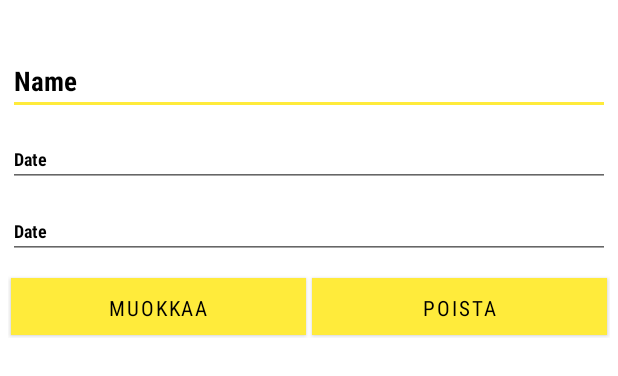
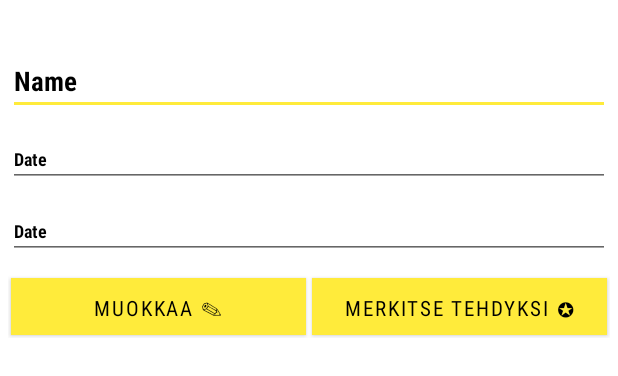
Before and after one commit to Pyrdee/your_Week, an Android app: the layout task_item_list.xml on its own in the app's theme, with its tools: preview values and no code run, on a phone screen of 412 x 824 dp. Shown: the top 376 px of the screen. Run offline under Robolectric (Android 15) with nearby library versions, the phone set to English and light mode, and no system bars; Roboto replaces fonts that are not available here.

Commit message:
button muutoksia

```diff
--- a/app/src/main/java/com/example/your_week/NewTask.java
+++ b/app/src/main/java/com/example/your_week/NewTask.java
@@ -1,5 +1,6 @@
 package com.example.your_week;
 
+import android.app.AlertDialog;
 import android.app.DatePickerDialog;
 import android.app.TimePickerDialog;
 import android.content.Intent;
@@ -49,11 +50,14 @@ public class NewTask extends AppCompatActivity {
             @Override
             public void onClick(View v) {
                 TimePickerDialog timePickerDialog = new TimePickerDialog(
-                        NewTask.this, new TimePickerDialog.OnTimeSetListener() {
+                        NewTask.this, new TimePickerDialog.OnTimeSetListener()
+                {
                     @Override
                     public void onTimeSet(TimePicker view, int hourOfDay, int minute) {
                         t1Hour = hourOfDay;
                         t1Minute = minute;
+                        editTime.setText(hourOfDay + ":" + minute);
+
                     }
                 }, 24, 60, true
                 );
--- a/app/src/main/res/drawable/ic_newtask.xml
+++ b/app/src/main/res/drawable/ic_newtask.xml
@@ -5,6 +5,6 @@
     android:viewportHeight="24"
     android:tint="?attr/colorControlNormal">
   <path
-      android:fillColor="@android:color/white"
+      android:fillColor="@android:color/black"
       android:pathData="M4,6L2,6v14c0,1.1 0.9,2 2,2h14v-2L4,20L4,6zM20,2L8,2c-1.1,0 -2,0.9 -2,2v12c0,1.1 0.9,2 2,2h12c1.1,0 2,-0.9 2,-2L22,4c0,-1.1 -0.9,-2 -2,-2zM19,11h-4v4h-2v-4L9,11L9,9h4L13,5h2v4h4v2z"/>
 </vector>
--- a/app/src/main/res/layout/task_item_list.xml
+++ b/app/src/main/res/layout/task_item_list.xml
@@ -55,7 +55,7 @@
             android:layout_margin="2dp"
             android:layout_weight="2"
             android:background="#2196F3"
-            android:text="Muokkaa"
+            android:text="Muokkaa ✎"
             android:textColor="@color/black" />
 
         <Button
@@ -65,7 +65,7 @@
             android:layout_margin="2dp"
             android:layout_weight="2"
             android:background="#2196F3"
-            android:text="Poista"
+            android:text="Merkitse tehdyksi ✪"
             android:textColor="@color/black" />
 
     </LinearLayout>
--- a/app/src/main/res/values/themes.xml
+++ b/app/src/main/res/values/themes.xml
@@ -21,6 +21,4 @@
         <!-- Choosed font -->
         <item name="android:fontFamily">sans-serif-condensed</item>
     </style>
-
-
-</resources>
+    </resources>
```
